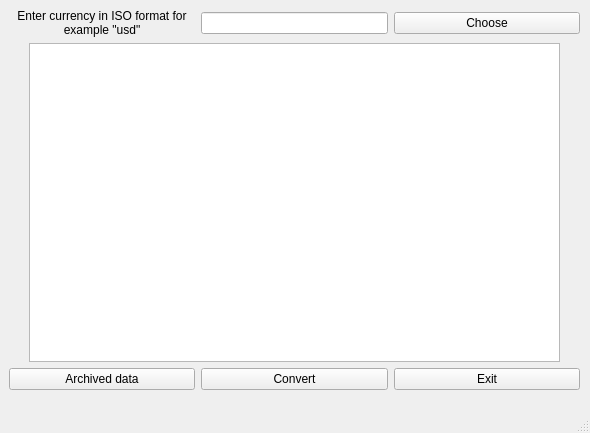
The window that mainwindow.ui (b4rtosh/currency-app-repo) describes before a commit, drawn with Qt 5.
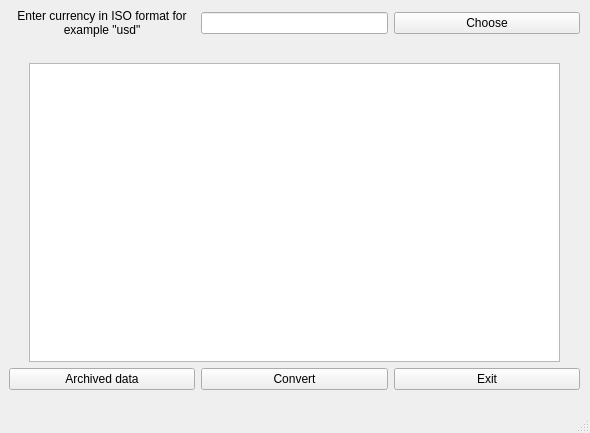
The same window after the commit.

Commit message: Added dialog for currencies convertion. Added class Currency and changed operation of table

The edit to the form file:
```diff
--- a/mainwindow.ui
+++ b/mainwindow.ui
@@ -79,6 +79,16 @@
        </item>
       </layout>
      </item>
+     <item>
+      <widget class="QLabel" name="label_status">
+       <property name="text">
+        <string/>
+       </property>
+       <property name="alignment">
+        <set>Qt::AlignCenter</set>
+       </property>
+      </widget>
+     </item>
      <item>
       <layout class="QHBoxLayout" name="horizontalLayout">
        <item>
```
Left out of the diff: 2 changed lines with no effect on the pictures. The commit also changes 5 other files.
